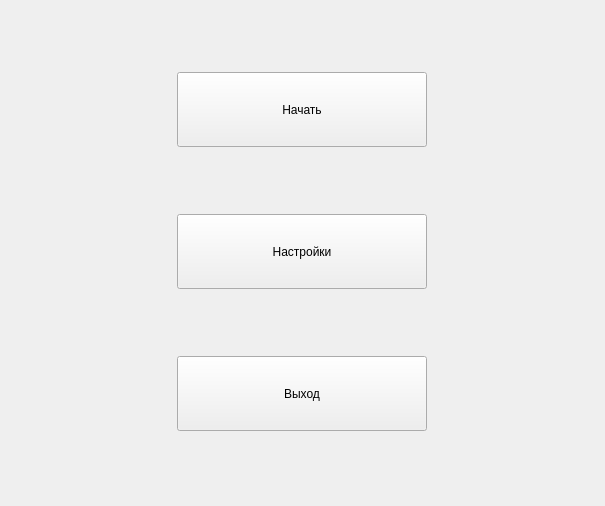
Before: the Qt Designer form widgets/MenuWidget.ui in s4lat/mask_trainer, drawn with Qt 5.
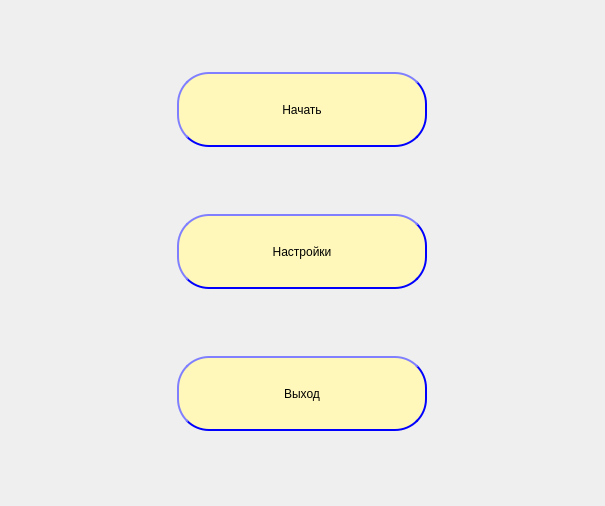
After: the same form once the commit is applied.

Commit message: Omg this design is so good, need to make settings

```diff
--- a/widgets/MenuWidget.ui
+++ b/widgets/MenuWidget.ui
@@ -19,6 +19,20 @@
   <property name="windowTitle">
    <string>Form</string>
   </property>
+  <property name="styleSheet">
+   <string notr="true">
+QPushButton{
+border-width: 2px;
+background-color: rgb(255, 248, 186);
+border-color: blue;
+border-radius: 32px;
+border-style: outset;
+}
+QPushButton::hover{
+border-color: red;
+}
+</string>
+  </property>
   <layout class="QGridLayout" name="gridLayout">
    <item row="0" column="0">
     <widget class="QPushButton" name="playBtn">
@@ -28,6 +42,9 @@
        <height>75</height>
       </size>
      </property>
+     <property name="styleSheet">
+      <string notr="true"/>
+     </property>
      <property name="text">
       <string>Начать</string>
      </property>
```
The commit also changes 7 other files.
